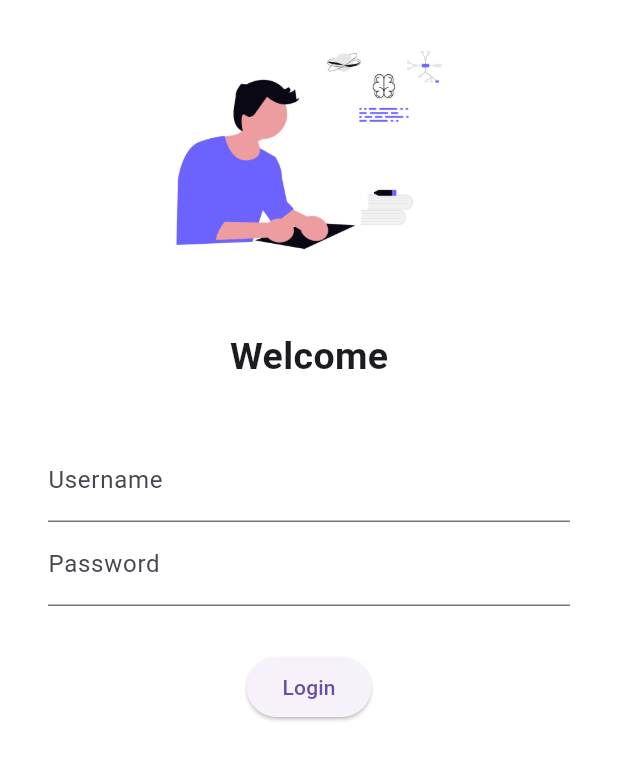
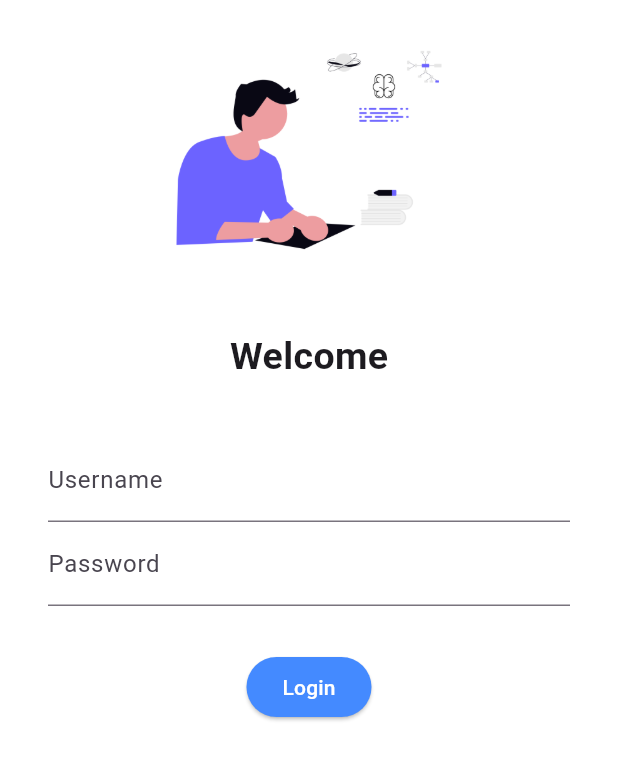
Before and after one commit to hackshak/Flutter_Learning, a Flutter app: the screen it shows after launch, after a tap on "Login", on a phone screen of 412 x 824 dp. Shown: the top 760 px of the screen. Run offline on Flutter 3.47's test engine with Material 3 defaults, Android fonts, the phone set to English and light mode, and no system bars; our stand-ins replace google_fonts.

Commit message:
styled the login button

```diff
--- a/flutter_catalog/lib/pages/login_page.dart
+++ b/flutter_catalog/lib/pages/login_page.dart
@@ -50,7 +50,13 @@ class LoginPage extends StatelessWidget {
 
                 ElevatedButton(onPressed: () {
                   print("Login Button clicked ");
-                }, child: const Text("Login"))
+                },
+                style: ElevatedButton.styleFrom(
+                  backgroundColor: Colors.blueAccent,
+                  foregroundColor: Colors.white
+                ),
+
+                child: const Text("Login"))
                 ],
               ),
            ),
```
